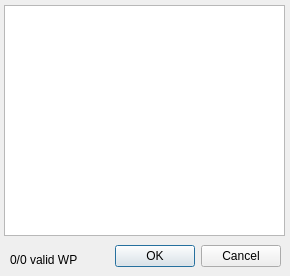
First picture: the form in src/POI_input.ui, repository nohal/qtVlm, before the edit.
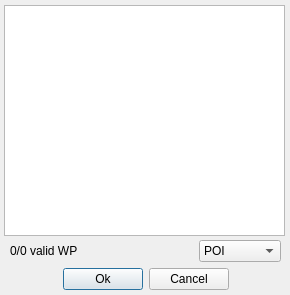
Second picture: the form after the edit.

```diff
--- a/src/POI_input.ui
+++ b/src/POI_input.ui
@@ -1,35 +1,19 @@
 <ui version="4.0" >
  <class>POI_input_ui</class>
- <widget class="QDialog" name="POI_input_ui" >
-  <property name="geometry" >
+ <widget class="QDialog" name="POI_input_ui">
+  <property name="geometry">
    <rect>
     <x>0</x>
     <y>0</y>
     <width>290</width>
-    <height>276</height>
+    <height>295</height>
    </rect>
   </property>
   <property name="windowTitle" >
    <string>Liste de POI - LAT,LON@WPH</string>
   </property>
-  <widget class="QDialogButtonBox" name="buttonBox" >
-   <property name="geometry" >
-    <rect>
-     <x>0</x>
-     <y>240</y>
-     <width>281</width>
-     <height>32</height>
-    </rect>
-   </property>
-   <property name="orientation" >
-    <enum>Qt::Horizontal</enum>
-   </property>
-   <property name="standardButtons" >
-    <set>QDialogButtonBox::Cancel|QDialogButtonBox::Ok</set>
-   </property>
-  </widget>
-  <widget class="QPlainTextEdit" name="POI_list" >
-   <property name="geometry" >
+  <widget class="QPlainTextEdit" name="POI_list">
+   <property name="geometry">
     <rect>
      <x>4</x>
      <y>5</y>
@@ -44,18 +28,108 @@
     <string/>
    </property>
   </widget>
-  <widget class="QLabel" name="nbValid" >
-   <property name="geometry" >
+  <widget class="QWidget" name="">
+   <property name="geometry">
     <rect>
      <x>10</x>
-     <y>250</y>
-     <width>101</width>
-     <height>20</height>
+     <y>266</y>
+     <width>271</width>
+     <height>27</height>
     </rect>
    </property>
-   <property name="text" >
-    <string>0/0 valid WP</string>
+   <layout class="QHBoxLayout" name="horizontalLayout">
+    <item>
+     <spacer name="horizontalSpacer">
+      <property name="orientation">
+       <enum>Qt::Horizontal</enum>
+      </property>
+      <property name="sizeHint" stdset="0">
+       <size>
+        <width>40</width>
+        <height>20</height>
+       </size>
+      </property>
+     </spacer>
+    </item>
+    <item>
+     <widget class="QPushButton" name="pushButton">
+      <property name="text">
+       <string>Ok</string>
+      </property>
+     </widget>
+    </item>
+    <item>
+     <widget class="QPushButton" name="pushButton_2">
+      <property name="text">
+       <string>Cancel</string>
+      </property>
+     </widget>
+    </item>
+    <item>
+     <spacer name="horizontalSpacer_2">
+      <property name="orientation">
+       <enum>Qt::Horizontal</enum>
+      </property>
+      <property name="sizeHint" stdset="0">
+       <size>
+        <width>40</width>
+        <height>20</height>
+       </size>
+      </property>
+     </spacer>
+    </item>
+   </layout>
+  </widget>
+  <widget class="QWidget" name="">
+   <property name="geometry">
+    <rect>
+     <x>10</x>
+     <y>240</y>
+     <width>271</width>
+     <height>22</height>
+    </rect>
    </property>
+   <layout class="QHBoxLayout" name="horizontalLayout_2">
+    <item>
+     <widget class="QLabel" name="nbValid">
+      <property name="text">
+       <string>0/0 valid WP</string>
+      </property>
+     </widget>
+    </item>
+    <item>
+     <spacer name="horizontalSpacer_3">
+      <property name="orientation">
+       <enum>Qt::Horizontal</enum>
+      </property>
+      <property name="sizeHint" stdset="0">
+       <size>
+        <width>40</width>
+        <height>20</height>
+       </size>
+      </property>
+     </spacer>
+    </item>
+    <item>
+     <widget class="QComboBox" name="type">
+      <item>
+       <property name="text">
+        <string>POI</string>
+       </property>
+      </item>
+      <item>
+       <property name="text">
+        <string>Waypoint</string>
+       </property>
+      </item>
+      <item>
+       <property name="text">
+        <string>Balise</string>
+       </property>
+      </item>
+     </widget>
+    </item>
+   </layout>
   </widget>
  </widget>
  <resources/>
```
Left out of the diff: 79 changed lines with no effect on the pictures.
